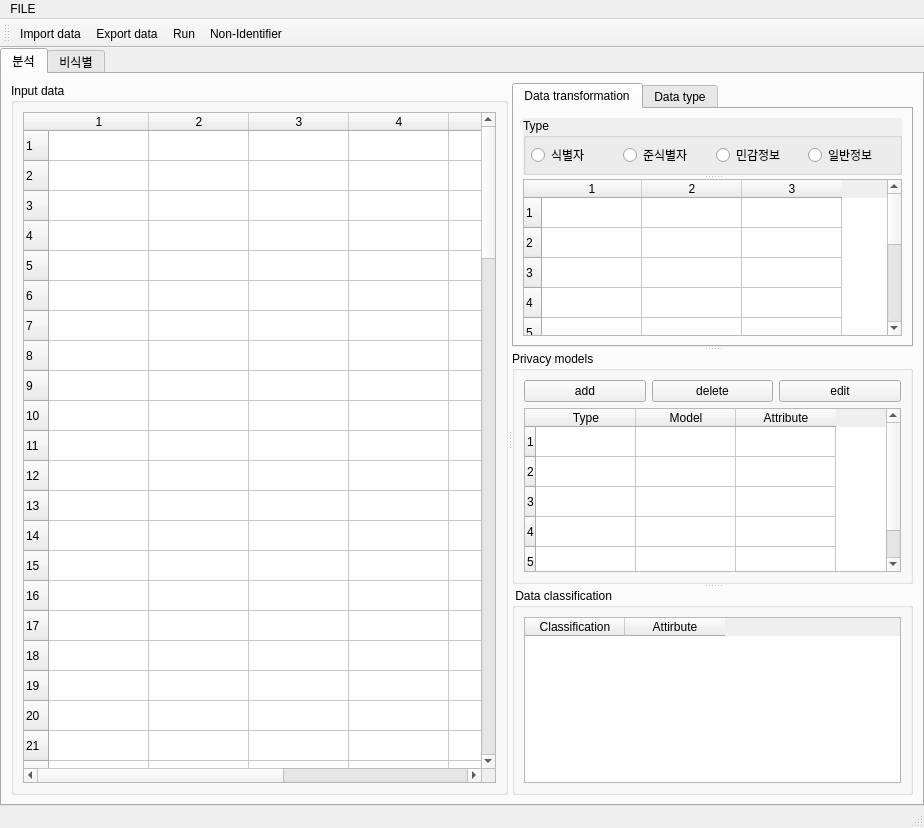
zel0rd/Non-Identifying, file UI/NonIdentifierUI.ui: the form before one commit.
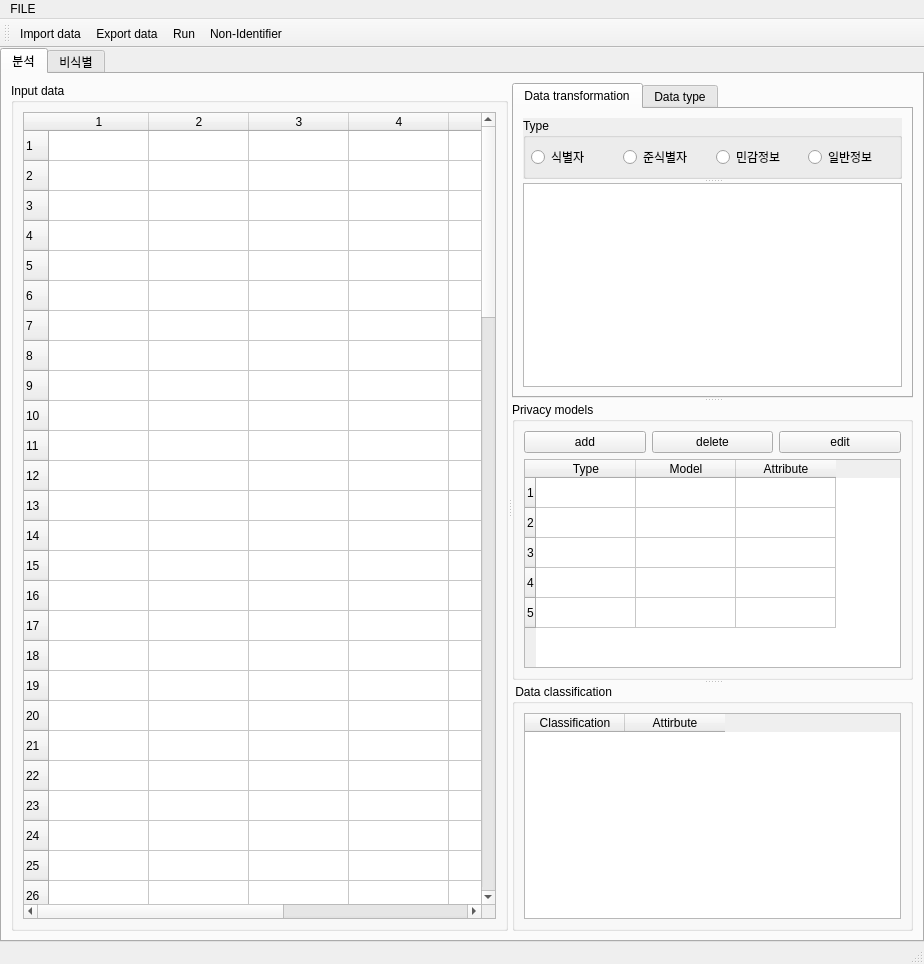
The form after the commit. Icons and pictures are not drawn. Custom widgets are drawn as their Qt base class.

Commit message: edit main window

Patch:
```diff
--- a/UI/NonIdentifierUI.ui
+++ b/UI/NonIdentifierUI.ui
@@ -10,7 +10,7 @@
     <x>0</x>
     <y>0</y>
     <width>924</width>
-    <height>828</height>
+    <height>964</height>
    </rect>
   </property>
   <property name="sizePolicy">
@@ -331,24 +331,8 @@
                   </sizepolicy>
                  </property>
                  <property name="rowCount">
-                  <number>10</number>
+                  <number>0</number>
                  </property>
-                 <property name="columnCount">
-                  <number>3</number>
-                 </property>
-                 <row/>
-                 <row/>
-                 <row/>
-                 <row/>
-                 <row/>
-                 <row/>
-                 <row/>
-                 <row/>
-                 <row/>
-                 <row/>
-                 <column/>
-                 <column/>
-                 <column/>
                 </widget>
                </widget>
               </item>
```
Left out of the diff: 43 changed lines with no effect on the pictures.
